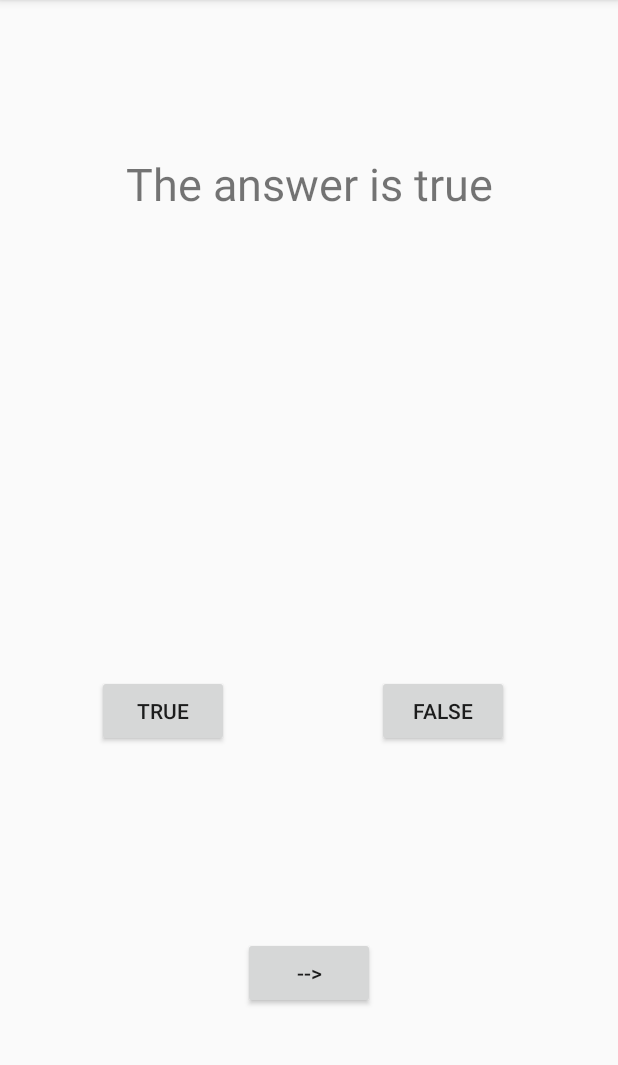
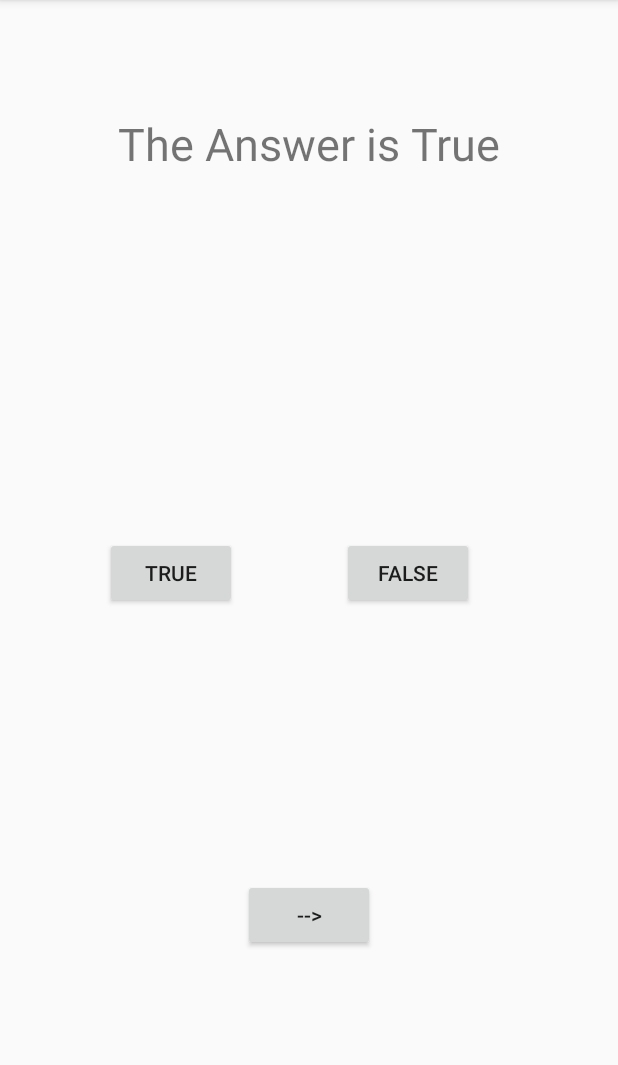
Before and after one commit to nicPorcu/TFQuiz, an Android app: the screen it shows after launch (MainActivity), after a tap on "-->", on a phone screen of 412 x 824 dp, the part 84-1149 px from its top. Run offline under Robolectric (Android 15) with nearby library versions, the phone set to English and light mode, and no system bars.

Commit message:
The App Doesn't Crash!!!!

```diff
--- a/app/src/main/java/com/example/nicolo/tfquiz/MainActivity.java
+++ b/app/src/main/java/com/example/nicolo/tfquiz/MainActivity.java
@@ -1,29 +1,43 @@
 package com.example.nicolo.tfquiz;
 
+import android.content.Intent;
 import android.support.v7.app.AppCompatActivity;
 import android.os.Bundle;
+import android.util.Log;
 import android.view.View;
 import android.widget.Button;
 import android.widget.TextView;
+
+import java.util.ArrayList;
 
 public class MainActivity extends AppCompatActivity implements View.OnClickListener{
 
     private Button trueButton, falseButton, nextButton;
     private Quiz theQuiz;
     TextView questionText;
+    public static final String TAG="Main Activity";
 
     @Override
     protected void onCreate(Bundle savedInstanceState) {
         super.onCreate(savedInstanceState);
         setContentView(R.layout.activity_main);
 
+
+        if(savedInstanceState!=null)
+        {
+            theQuiz.setCurrentQuestion(savedInstanceState.getInt("question we're on"));
+        }
         wireWidgets();
 
     }
 
     public void wireWidgets()
     {
-        theQuiz=new Quiz();
+        ArrayList<Question> qs=new ArrayList<Question>();
+        qs.add(new Question(getString(R.string.question_one), true));
+        qs.add(new Question(getString(R.string.question_two),true));
+        qs.add(new Question(getString(R.string.question_three),false));
+        theQuiz=new Quiz(qs);
         questionText=(TextView)(findViewById(R.id.text_question));
 
         trueButton=(Button)(findViewById(R.id.true_button));
@@ -47,8 +61,15 @@ public class MainActivity extends AppCompatActivity implements View.OnClickListe
                 theQuiz.checkAnswer(false);
                 break;
             case R.id.next_button:
-                theQuiz.nextQuestion();
-                setText();
+                if(!theQuiz.onLastQuestion()) {
+                    theQuiz.nextQuestion();
+                    setText();
+                }
+                else{
+                    Intent i =new Intent(MainActivity.this, EndScreen.class);
+                    i.putExtra("score",theQuiz.getScore());
+                    startActivity(i);
+                }
                 break;
 
 
@@ -63,5 +84,41 @@ public class MainActivity extends AppCompatActivity implements View.OnClickListe
 
     }
 
+    @Override
+    protected void onStart() {
+        super.onStart();
+        Log.d(TAG, "onStart: method fired");
 
+    }
+
+    @Override
+    protected void onStop() {
+        super.onStop();
+        Log.d(TAG, "onStop: method fired");
+    }
+
+    @Override
+    protected void onDestroy() {
+        super.onDestroy();
+        Log.d(TAG, "onDestroy: method fired");
+    }
+
+    @Override
+    protected void onPause() {
+        super.onPause();
+        Log.d(TAG, "onPause: method fired");
+
+    }
+
+    @Override
+    protected void onResume() {
+        super.onResume();
+        Log.d(TAG, "onResume: method fired");
+    }
+
+    @Override
+    protected void onSaveInstanceState(Bundle outState) {
+        super.onSaveInstanceState(outState);
+        outState.putInt("question we're on", theQuiz.getCurrentQuestion());
+    }
 }
--- a/app/src/main/java/com/example/nicolo/tfquiz/Quiz.java
+++ b/app/src/main/java/com/example/nicolo/tfquiz/Quiz.java
@@ -15,22 +15,15 @@ class Quiz {
     private int currentQuestion;
     private int score;
 
-    Quiz()
+    Quiz(ArrayList<Question> impQuestions)
     {
         questions= new ArrayList<Question>();
-
-
+        score=0;
 
         currentQuestion=0;
-        addQuestions();
+        questions.addAll(impQuestions);
     }
 
-    private void addQuestions() {
-        questions.add(new Question("Is Bread Good?",true));
-        questions.add(new Question("The answer is true",true));
-        questions.add(new Question("Does life suck?",false));
-
-    }
     void checkAnswer(boolean userAnswer)
     {
         if(questions.get(currentQuestion).CheckAnswer(userAnswer))
@@ -48,5 +41,20 @@ class Quiz {
             currentQuestion++;
         }
     }
+    boolean onLastQuestion()
+    {
+        return (currentQuestion == questions.size() - 1);
+    }
 
+     int getCurrentQuestion() {
+        return currentQuestion;
+    }
+
+    void setCurrentQuestion(int currentQuestion) {
+        this.currentQuestion = currentQuestion;
+    }
+
+    public int getScore() {
+        return score;
+    }
 }
--- a/app/src/main/res/layout/activity_main.xml
+++ b/app/src/main/res/layout/activity_main.xml
@@ -11,17 +11,17 @@
         android:layout_width="wrap_content"
         android:layout_height="wrap_content"
         android:layout_marginBottom="8dp"
-        android:layout_marginLeft="8dp"
-        android:layout_marginRight="8dp"
+        android:layout_marginRight="16dp"
         android:layout_marginTop="8dp"
         android:onClick="onClick"
         android:text="@string/false_text"
         app:layout_constraintBottom_toBottomOf="parent"
-        app:layout_constraintHorizontal_bias="0.789"
-        app:layout_constraintLeft_toLeftOf="parent"
         app:layout_constraintRight_toRightOf="parent"
         app:layout_constraintTop_toTopOf="parent"
-        app:layout_constraintVertical_bias="0.628" />
+        app:layout_constraintVertical_bias="0.497"
+        android:layout_marginLeft="8dp"
+        app:layout_constraintLeft_toLeftOf="parent"
+        app:layout_constraintHorizontal_bias="0.733" />
 
     <Button
         android:id="@+id/true_button"
@@ -29,32 +29,31 @@
         android:layout_height="wrap_content"
         android:layout_marginBottom="8dp"
         android:layout_marginLeft="8dp"
-        android:layout_marginRight="8dp"
         android:layout_marginTop="8dp"
         android:onClick="onClick"
         android:text="@string/true_text"
         app:layout_constraintBottom_toBottomOf="parent"
-        app:layout_constraintHorizontal_bias="0.185"
         app:layout_constraintLeft_toLeftOf="parent"
-        app:layout_constraintRight_toRightOf="parent"
         app:layout_constraintTop_toTopOf="parent"
-        app:layout_constraintVertical_bias="0.628" />
+        app:layout_constraintVertical_bias="0.497"
+        app:layout_constraintRight_toLeftOf="@+id/false_button"
+        android:layout_marginRight="8dp" />
 
     <Button
         android:id="@+id/next_button"
         android:layout_width="wrap_content"
         android:layout_height="wrap_content"
         android:layout_marginBottom="8dp"
-        android:layout_marginLeft="8dp"
-        android:layout_marginRight="8dp"
         android:layout_marginTop="8dp"
         android:onClick="onClick"
         android:text="@string/next_text"
         app:layout_constraintBottom_toBottomOf="parent"
-        app:layout_constraintLeft_toLeftOf="parent"
+        app:layout_constraintTop_toTopOf="parent"
+        app:layout_constraintVertical_bias="0.821"
+        android:layout_marginRight="8dp"
         app:layout_constraintRight_toRightOf="parent"
-        app:layout_constraintTop_toTopOf="parent"
-        app:layout_constraintVertical_bias="0.876" />
+        android:layout_marginLeft="8dp"
+        app:layout_constraintLeft_toLeftOf="parent" />
 
     <TextView
         android:id="@+id/text_question"
@@ -62,7 +61,7 @@
         android:layout_height="wrap_content"
         android:layout_marginLeft="8dp"
         android:layout_marginRight="8dp"
-        android:layout_marginTop="102dp"
+        android:layout_marginTop="75dp"
         android:text="@string/text_question"
         android:textSize="30sp"
         app:layout_constraintLeft_toLeftOf="parent"
--- a/app/src/main/res/values/strings.xml
+++ b/app/src/main/res/values/strings.xml
@@ -4,6 +4,10 @@
     <string name="true_text">True</string>
     <string name="next_text">--></string>
     <string name="text_question" />
+    <string name="question_one">Is Bread Good?</string>
+    <string name="question_two">The Answer is True</string>
+    <string name="question_three">Does Life Suck?</string>
+
 
 
 </resources>
```
Also changed, not shown: app/src/main/java/com/example/nicolo/tfquiz/EndScreen.java (+11 -1 lines), app/src/main/res/layout/activity_end_screen.xml (+8 -8 lines).
